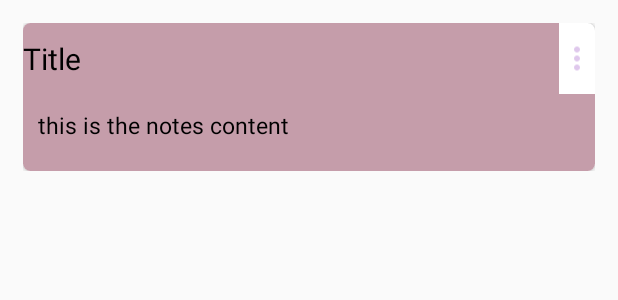
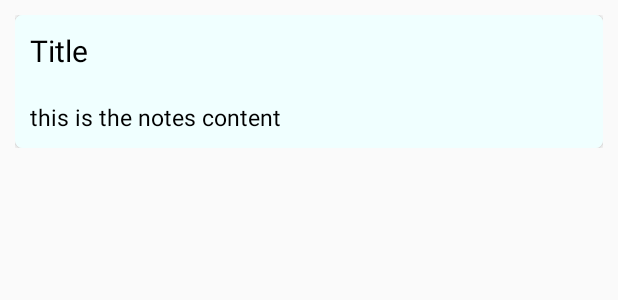
Before and after one commit to HalaGR/ReminderApp, an Android app: the layout item_layout.xml on its own in the app's theme, with its tools: preview values and no code run, on a phone screen of 412 x 824 dp. Shown: the top 300 px of the screen. Run offline under Robolectric (Android 15) with nearby library versions, the phone set to English and light mode, and no system bars.

Commit message:
list layout change
changed layout of notes lit to herozantol boxes

```diff
--- a/app/src/main/java/com/example/locationreminder/home_page_Activity.java
+++ b/app/src/main/java/com/example/locationreminder/home_page_Activity.java
@@ -116,7 +116,7 @@ public class home_page_Activity extends AppCompatActivity {
 
         myrecyclerview = findViewById(R.id.recycleview);
         myrecyclerview.setHasFixedSize(true);
-        staggeredGridLayoutManager = new StaggeredGridLayoutManager(2, StaggeredGridLayoutManager.VERTICAL);
+        staggeredGridLayoutManager = new StaggeredGridLayoutManager(1,StaggeredGridLayoutManager.VERTICAL);
         myrecyclerview.setLayoutManager(staggeredGridLayoutManager);
         myrecyclerview.setAdapter(reminderAdapter);
     }
--- a/app/src/main/res/layout/activity_add_reminder.xml
+++ b/app/src/main/res/layout/activity_add_reminder.xml
@@ -3,7 +3,7 @@
     xmlns:app="http://schemas.android.com/apk/res-auto"
     xmlns:tools="http://schemas.android.com/tools"
     android:layout_width="match_parent"
-    android:layout_height="match_parent"
+    android:layout_height="wrap_content"
     android:background="@drawable/soft_lights">
 
 
--- a/app/src/main/res/layout/item_layout.xml
+++ b/app/src/main/res/layout/item_layout.xml
@@ -2,9 +2,11 @@
 <RelativeLayout xmlns:android="http://schemas.android.com/apk/res/android"
     android:layout_width="match_parent"
     android:layout_height="wrap_content"
-    android:padding="15dp"
+    android:padding="10dp"
     xmlns:app="http://schemas.android.com/apk/res-auto">
-
+    <RelativeLayout
+        android:layout_width="match_parent"
+        android:layout_height="wrap_content">
         <androidx.cardview.widget.CardView
             android:layout_width="match_parent"
             android:layout_height="wrap_content"
@@ -14,22 +16,23 @@
             android:id="@+id/reminder">
             <LinearLayout
                 android:layout_width="match_parent"
-            android:layout_height="wrap_content"
+                android:layout_height="match_parent"
                 android:id="@+id/note"
                 android:orientation="vertical">
 
                 <LinearLayout
                     android:layout_width="match_parent"
                     android:layout_height="wrap_content"
-                android:orientation="horizontal">
+                    android:orientation="vertical">
 
                     <TextView
                         android:id="@+id/notetitle"
                         android:layout_width="match_parent"
                         android:layout_height="wrap_content"
                         android:layout_weight="1"
-                    android:background="#C59DAA"
+                        android:background="@color/Azure"
                         android:paddingTop="10dp"
+                        android:paddingLeft="10dp"
                         android:paddingRight="10dp"
                         android:paddingBottom="10dp"
                         android:text="Title"
@@ -37,14 +40,6 @@
                         android:textSize="20sp">
 
                     </TextView>
-                <ImageView
-                    android:layout_width="wrap_content"
-                    android:layout_height="match_parent"
-                    android:id="@+id/menubutten"
-                    android:layout_weight="0"
-                    android:src="@drawable/ic_baseline_more_vert_24">
-
-                </ImageView>
 
 
                 </LinearLayout>
@@ -53,11 +48,11 @@
                     android:id="@+id/noteDescription"
                     android:layout_width="match_parent"
                     android:layout_height="wrap_content"
-                android:background="#C59DAA"
+                    android:background="@color/Azure"
                     android:paddingLeft="10dp"
                     android:paddingTop="10dp"
                     android:paddingRight="10dp"
-                android:paddingBottom="20dp"
+                    android:paddingBottom="10dp"
                     android:text="this is the notes content"
                     android:textColor="@color/black"
                     android:textSize="15sp">
@@ -69,6 +64,6 @@
 
 
         </androidx.cardview.widget.CardView>
-
+    </RelativeLayout>>
 
 </RelativeLayout>
```
Also changed, not shown: app/src/main/res/layout/activity_home_page.xml (+11 -12 lines). Lines whose indentation alone changed are shown as unchanged.
